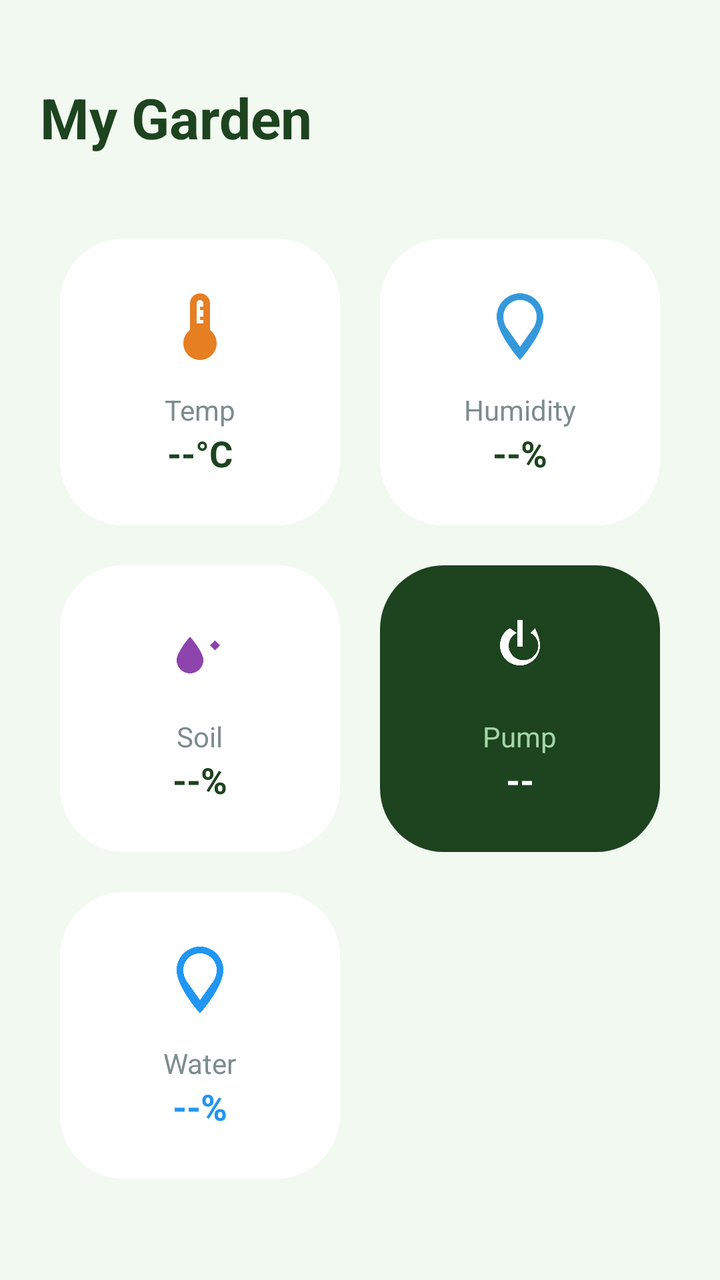
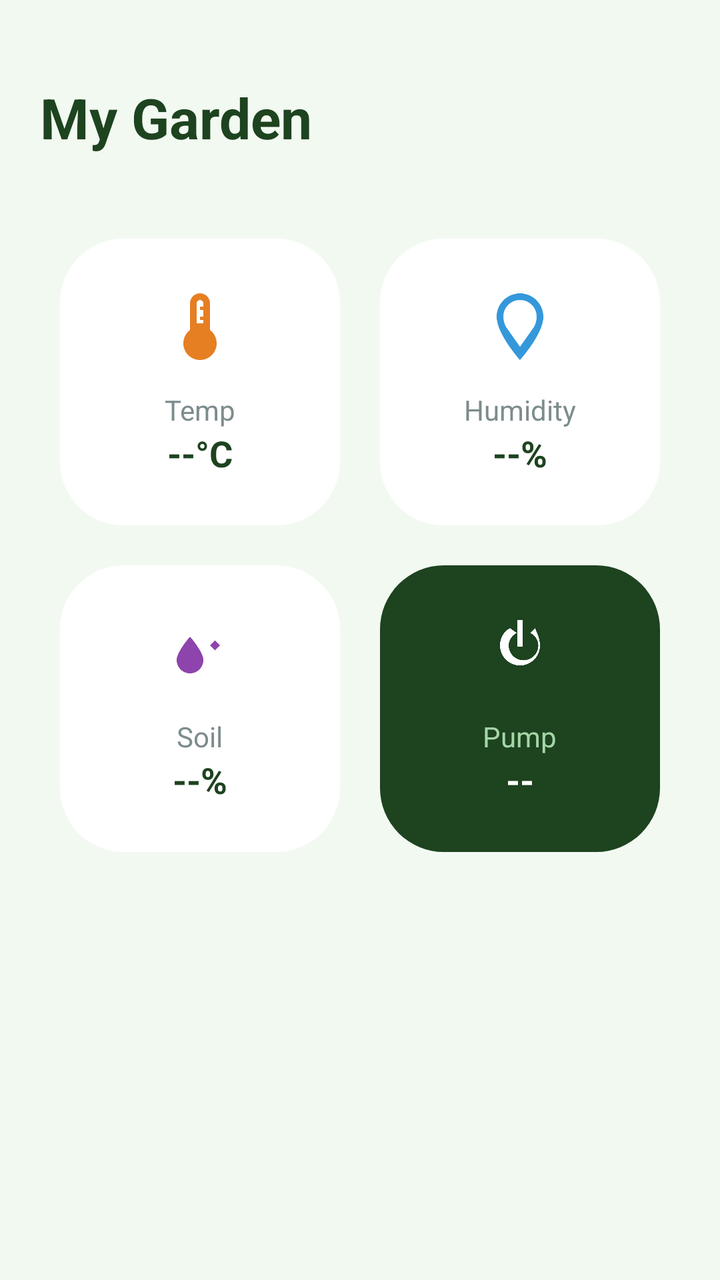

Compare the two renders of this Android layout. The source of the first and the diff that turns it into the second are given below.
<!-- AndroidManifest.xml: application theme Theme.SmartGardening -->
<!-- res/layout/activity_home.xml -->
<?xml version="1.0" encoding="utf-8"?>
<androidx.constraintlayout.widget.ConstraintLayout xmlns:android="http://schemas.android.com/apk/res/android"
    xmlns:app="http://schemas.android.com/apk/res-auto"
    android:layout_width="match_parent"
    android:layout_height="match_parent"
    android:background="#F2F9F1"
    android:padding="20dp">

    <TextView
        android:id="@+id/tvHomeTitle"
        android:layout_width="wrap_content"
        android:layout_height="wrap_content"
        android:layout_marginTop="20dp"
        android:text="My Garden"
        android:textColor="#1D431F"
        android:textSize="28sp"
        android:textStyle="bold"
        app:layout_constraintStart_toStartOf="parent"
        app:layout_constraintTop_toTopOf="parent" />

    <GridLayout
        android:layout_width="match_parent"
        android:layout_height="wrap_content"
        android:layout_marginTop="32dp"
        android:columnCount="2"
        android:rowCount="3"
        app:layout_constraintTop_toBottomOf="@id/tvHomeTitle">

        <androidx.cardview.widget.CardView
            android:id="@+id/cardTemp"
            android:layout_width="0dp"
            android:layout_height="wrap_content"
            android:layout_columnWeight="1"
            android:layout_margin="10dp"
            app:cardCornerRadius="32dp"
            app:cardElevation="0dp">
            <LinearLayout android:layout_width="match_parent" android:layout_height="wrap_content" android:orientation="vertical" android:padding="24dp" android:gravity="center" android:background="#FFFFFF">
                <ImageView  android:layout_width="40dp" android:layout_height="40dp" android:src="@drawable/ic_temp" />
                <TextView android:layout_width="wrap_content" android:layout_height="wrap_content" android:layout_marginTop="12dp" android:text="Temp" android:textColor="#7D8C8D"/>

                <TextView
                    android:id="@+id/tvHomeTemp"
                    android:layout_width="wrap_content"
                    android:layout_height="wrap_content"
                    android:text="--°C"
                    android:textColor="#1D431F"
                    android:textSize="18sp"
                    android:textStyle="bold"/>
            </LinearLayout>
        </androidx.cardview.widget.CardView>

        <androidx.cardview.widget.CardView
            android:id="@+id/cardHumid"
            android:layout_width="0dp"
            android:layout_height="wrap_content"
            android:layout_columnWeight="1"
            android:layout_margin="10dp"
            app:cardCornerRadius="32dp"
            app:cardElevation="0dp">
            <LinearLayout android:layout_width="match_parent" android:layout_height="wrap_content" android:orientation="vertical" android:padding="24dp" android:gravity="center" android:background="#FFFFFF">
                <ImageView android:layout_width="40dp" android:layout_height="40dp" android:src="@drawable/ic_humidity" />
                <TextView android:layout_width="wrap_content" android:layout_height="wrap_content" android:layout_marginTop="12dp" android:text="Humidity" android:textColor="#7D8C8D"/>

                <TextView
                    android:id="@+id/tvHomeHumid"
                    android:layout_width="wrap_content"
                    android:layout_height="wrap_content"
                    android:text="--%"
                    android:textColor="#1D431F"
                    android:textSize="18sp"
                    android:textStyle="bold"/>
            </LinearLayout>
        </androidx.cardview.widget.CardView>

        <androidx.cardview.widget.CardView
            android:id="@+id/cardMoisture"
            android:layout_width="0dp"
            android:layout_height="wrap_content"
            android:layout_columnWeight="1"
            android:layout_margin="10dp"
            app:cardCornerRadius="32dp"
            app:cardElevation="0dp">
            <LinearLayout android:layout_width="match_parent" android:layout_height="wrap_content" android:orientation="vertical" android:padding="24dp" android:gravity="center" android:background="#FFFFFF">
                <ImageView android:layout_width="40dp" android:layout_height="40dp" android:src="@drawable/ic_soil" />
                <TextView android:layout_width="wrap_content" android:layout_height="wrap_content" android:layout_marginTop="12dp" android:text="Soil" android:textColor="#7D8C8D"/>

                <TextView
                    android:id="@+id/tvHomeSoil"
                    android:layout_width="wrap_content"
                    android:layout_height="wrap_content"
                    android:text="--%"
                    android:textColor="#1D431F"
                    android:textSize="18sp"
                    android:textStyle="bold"/>
            </LinearLayout>
        </androidx.cardview.widget.CardView>

        <androidx.cardview.widget.CardView
            android:id="@+id/cardPump"
            android:layout_width="0dp"
            android:layout_height="wrap_content"
            android:layout_columnWeight="1"
            android:layout_margin="10dp"
            app:cardCornerRadius="32dp"
            app:cardElevation="0dp">
            <LinearLayout android:layout_width="match_parent" android:layout_height="wrap_content" android:orientation="vertical" android:padding="24dp" android:gravity="center" android:background="#1D431F">
                <ImageView android:layout_width="40dp" android:layout_height="40dp" android:src="@drawable/ic_power" app:tint="#FFFFFF"/>
                <TextView android:layout_width="wrap_content" android:layout_height="wrap_content" android:layout_marginTop="12dp" android:text="Pump" android:textColor="#A5D6A7"/>

                <TextView
                    android:id="@+id/tvHomePumpStatus"
                    android:layout_width="wrap_content"
                    android:layout_height="wrap_content"
                    android:text="--"
                    android:textColor="#FFFFFF"
                    android:textSize="18sp"
                    android:textStyle="bold"/>
            </LinearLayout>
        </androidx.cardview.widget.CardView>

        <androidx.cardview.widget.CardView
            android:id="@+id/cardWater"
            android:layout_width="0dp"
            android:layout_height="wrap_content"
            android:layout_columnWeight="1"
            android:layout_margin="10dp"
            app:cardCornerRadius="32dp"
            app:cardElevation="0dp"
            android:clickable="true"
            android:focusable="true"
            android:foreground="?attr/selectableItemBackground">
            <LinearLayout
                android:layout_width="match_parent"
                android:layout_height="wrap_content"
                android:orientation="vertical"
                android:padding="24dp"
                android:gravity="center"
                android:background="#FFFFFF">
                <ImageView
                    android:layout_width="40dp"
                    android:layout_height="40dp"
                    android:src="@drawable/ic_humidity"
                    app:tint="#2196F3"/>
                <TextView
                    android:layout_width="wrap_content"
                    android:layout_height="wrap_content"
                    android:layout_marginTop="12dp"
                    android:text="Water"
                    android:textColor="#7D8C8D"/>

                <TextView
                    android:id="@+id/tvHomeWater"
                    android:layout_width="wrap_content"
                    android:layout_height="wrap_content"
                    android:text="--%"
                    android:textColor="#2196F3"
                    android:textSize="18sp"
                    android:textStyle="bold"/>
            </LinearLayout>
        </androidx.cardview.widget.CardView>

    </GridLayout>
</androidx.constraintlayout.widget.ConstraintLayout>
<!-- resources referenced by this layout -->
<resources>
  <!-- drawable ic_humidity (drawable) -->
  <?xml version="1.0" encoding="utf-8"?>
  <vector xmlns:android="http://schemas.android.com/apk/res/android"
      android:width="24dp"
      android:height="24dp"
      android:viewportWidth="24"
      android:viewportHeight="24">
      <path
          android:fillColor="#3498DB"
          android:pathData="M12,2C8.14,2 5,5.14 5,9c0,5.25 7,13 7,13s7,-7.75 7,-13c0,-3.86 -3.14,-7 -7,-7zm0,2c2.76,0 5,2.24 5,5 0,1.05 -0.28,2.1 -0.81,3.09L12,18.04l-4.19,-5.95C7.28,11.1 7,10.05 7,9c0,-2.76 2.24,-5 5,-5z" />
  </vector>
  <!-- drawable ic_power (drawable) -->
  <?xml version="1.0" encoding="utf-8"?>
  <vector xmlns:android="http://schemas.android.com/apk/res/android"
      android:width="24dp"
      android:height="24dp"
      android:viewportWidth="24"
      android:viewportHeight="24">
      <path
          android:fillColor="#FFFFFF"
          android:pathData="M16.56,4.44l-1.45,1.45c1.39,0.73 2.39,2.11 2.39,3.74c0,2.45 -1.99,4.44 -4.44,4.44c-2.45,0 -4.44,-1.99 -4.44,-4.44c0,-1.63 1,-3.01 2.39,-3.74L8.99,4.44C7.21,5.4 6,7.31 6,9.63c0,3.31 2.69,6 6,6s6,-2.69 6,-6C18,7.31 16.79,5.4 16.56,4.44zM11.22,2h1.56v8h-1.56V2z" />
  </vector>
  <!-- drawable ic_soil (drawable) -->
  <?xml version="1.0" encoding="utf-8"?>
  <vector xmlns:android="http://schemas.android.com/apk/res/android"
      android:width="24dp"
      android:height="24dp"
      android:viewportWidth="24"
      android:viewportHeight="24">
      <path
          android:fillColor="#8E44AD"
          android:pathData="M13,14c0,2.21 -1.79,4 -4,4s-4,-1.79 -4,-4c0,-2.5 4,-7 4,-7s4,4.5 4,7z" />
      <path
          android:fillColor="#8E44AD"
          android:pathData="M16.5,8.1L15,9.6l1.5,1.5l1.5,-1.5L16.5,8.1z" />
  </vector>
  <!-- drawable ic_temp (drawable) -->
  <?xml version="1.0" encoding="utf-8"?>
  <vector xmlns:android="http://schemas.android.com/apk/res/android"
      android:width="24dp"
      android:height="24dp"
      android:viewportWidth="24"
      android:viewportHeight="24">
      <path
          android:fillColor="#E67E22"
          android:pathData="M15,13V5c0,-1.66 -1.34,-3 -3,-3S9,3.34 9,5v8c-1.21,0.91 -2,2.37 -2,4c0,2.76 2.24,5 5,5s5,-2.24 5,-5c0,-1.63 -0.79,-3.09 -2,-4zM11,11V5c0,-0.55 0.45,-1 1,-1s1,0.45 1,1v1h-1v1h1v2h-1v1h1v1h-2z" />
  </vector>
  <style name="Theme.SmartGardening" parent="Theme.MaterialComponents.DayNight.NoActionBar" />
</resources>

<!-- the commit's change to res/layout/activity_home.xml (unified diff, before → after) -->
@@ -23,7 +23,7 @@
         android:layout_height="wrap_content"
         android:layout_marginTop="32dp"
         android:columnCount="2"
-        android:rowCount="3"
+        android:rowCount="2"
         app:layout_constraintTop_toBottomOf="@id/tvHomeTitle">
 
         <androidx.cardview.widget.CardView
@@ -118,46 +118,5 @@
             </LinearLayout>
         </androidx.cardview.widget.CardView>
 
-        <androidx.cardview.widget.CardView
-            android:id="@+id/cardWater"
-            android:layout_width="0dp"
-            android:layout_height="wrap_content"
-            android:layout_columnWeight="1"
-            android:layout_margin="10dp"
-            app:cardCornerRadius="32dp"
-            app:cardElevation="0dp"
-            android:clickable="true"
-            android:focusable="true"
-            android:foreground="?attr/selectableItemBackground">
-            <LinearLayout
-                android:layout_width="match_parent"
-                android:layout_height="wrap_content"
-                android:orientation="vertical"
-                android:padding="24dp"
-                android:gravity="center"
-                android:background="#FFFFFF">
-                <ImageView
-                    android:layout_width="40dp"
-                    android:layout_height="40dp"
-                    android:src="@drawable/ic_humidity"
-                    app:tint="#2196F3"/>
-                <TextView
-                    android:layout_width="wrap_content"
-                    android:layout_height="wrap_content"
-                    android:layout_marginTop="12dp"
-                    android:text="Water"
-                    android:textColor="#7D8C8D"/>
-
-                <TextView
-                    android:id="@+id/tvHomeWater"
-                    android:layout_width="wrap_content"
-                    android:layout_height="wrap_content"
-                    android:text="--%"
-                    android:textColor="#2196F3"
-                    android:textSize="18sp"
-                    android:textStyle="bold"/>
-            </LinearLayout>
-        </androidx.cardview.widget.CardView>
-
     </GridLayout>
 </androidx.constraintlayout.widget.ConstraintLayout>
<!-- resource entries referenced after the edit -->
@@ -47,6 +47,18 @@
           android:fillColor="#E67E22"
           android:pathData="M15,13V5c0,-1.66 -1.34,-3 -3,-3S9,3.34 9,5v8c-1.21,0.91 -2,2.37 -2,4c0,2.76 2.24,5 5,5s5,-2.24 5,-5c0,-1.63 -0.79,-3.09 -2,-4zM11,11V5c0,-0.55 0.45,-1 1,-1s1,0.45 1,1v1h-1v1h1v2h-1v1h1v1h-2z" />
   </vector>
-  <style name="Theme.SmartGardening" parent="Theme.MaterialComponents.DayNight.NoActionBar" />
+  <style name="Theme.SmartGardening" parent="Theme.MaterialComponents.Light.NoActionBar">
+          <item name="android:windowBackground">#FFFFFF</item>
+          <item name="android:forceDarkAllowed">false</item>
+          <item name="android:textColorPrimary">#000000</item>
+          <item name="android:textColorSecondary">#333333</item>
+          <item name="android:editTextColor">#000000</item>
+          <item name="colorOnBackground">#000000</item>
+          <item name="colorOnSurface">#000000</item>
+          <item name="colorSurface">#FFFFFF</item>
+          <item name="colorControlNormal">#1D431F</item>
+          <item name="android:windowLightStatusBar">true</item>
+          <item name="android:statusBarColor">#F2F9F1</item>
+      </style>
 </resources>
 
